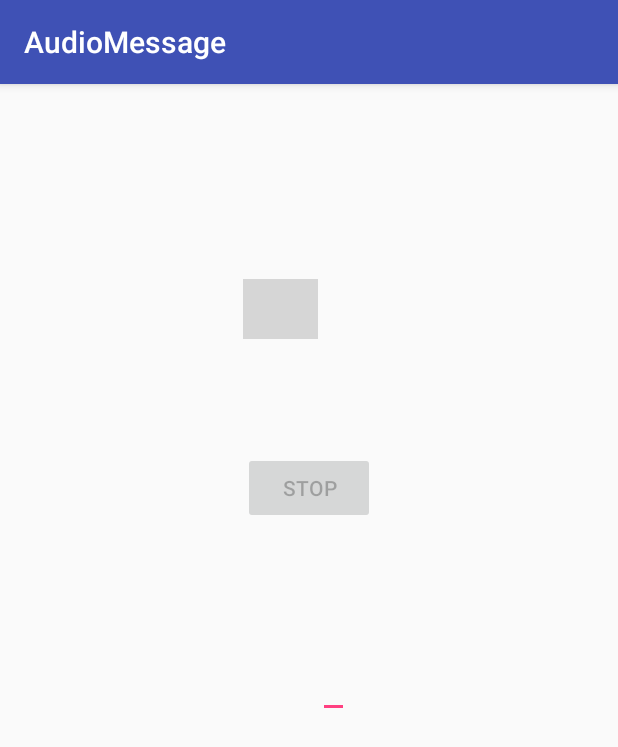
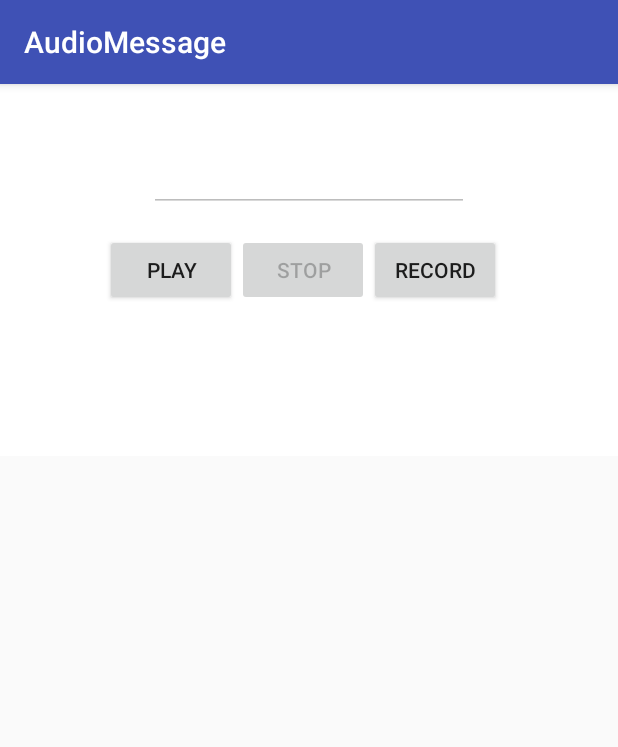
Before and after one commit to sandlacharme/AudioMessage, an Android app: the screen it shows after launch (MainActivity), on a phone screen of 412 x 824 dp. Shown: the top 747 px of the screen. Run offline under Robolectric (Android 15) with nearby library versions, the phone set to English and light mode, and no system bars; grey boxes are pictures that could not be loaded.

Commit message:
Version fonctionnelle avec enregistrement et play audio

```diff
--- a/app/src/main/AndroidManifest.xml
+++ b/app/src/main/AndroidManifest.xml
@@ -3,7 +3,7 @@
     package="com.gsma.services.rcs" >
     <uses-permission android:name="android.permission.WRITE_EXTERNAL_STORAGE"/>
     <uses-permission android:name="android.permission.RECORD_AUDIO" />
-
+    <uses-permission android:name="android.permission.WAVE_LOCK" />
     <application
         android:allowBackup="true"
         android:icon="@mipmap/ic_launcher"
--- a/app/src/main/java/com/gsma/services/MainActivity.java
+++ b/app/src/main/java/com/gsma/services/MainActivity.java
@@ -1,29 +1,32 @@
 package com.gsma.services.rcs;
 
-import android.media.MediaRecorder;
+import android.media.MediaPlayer;
 import android.os.Environment;
 import android.support.v7.app.AppCompatActivity;
 import android.os.Bundle;
 import android.util.Log;
 import android.view.View;
 import android.widget.Button;
+import android.widget.EditText;
 import android.widget.Toast;
 //import android
 
-import com.gsma.services.DurationListener;
+import com.gsma.services.FileDialog;
+import com.gsma.services.RCSMediaPlayer;
 import com.gsma.services.RCSRecorder;
-import com.gsma.services.RecordEventManager;
 
-import java.io.IOException;
+import java.io.File;
 
 public class MainActivity extends AppCompatActivity {
 
     Button brecord;
     Button bplay;
     Button bstop;
-    RCSRecorder record;
-
-
+    EditText chrono;
+    boolean recording = false;
+    AppCompatActivity app;
+    final static  RCSMediaPlayer player = new  RCSMediaPlayer();
+    final static   RCSRecorder record = new RCSRecorder();
     /**
      * Event called when record duration is reached
      */
@@ -37,34 +40,28 @@ public class MainActivity extends AppCompatActivity {
     @Override
     protected void onCreate(Bundle savedInstanceState) {
         super.onCreate(savedInstanceState);
+        app=this;
         setContentView(R.layout.activity_main);
-         record= new RCSRecorder(this);
         Log.w("RCS", "Path " + Environment.getExternalStorageDirectory().getAbsolutePath());
         //recorder = record;
-        //bplay=(Button)findViewById(R.id.button3);
-         bstop=(Button)findViewById(R.id.buttonStop);
-         brecord=(Button)findViewById(R.id.buttonRecord);
-         bstop.setEnabled(false);
-       /* ActionListener monActionListener = new ActionListener() {
-            public void actionPerformed(ActionEvent e) {
-                System.out.println("bouton cliqué");
-            }
-        };*/
+        bplay = (Button) findViewById(R.id.buttonPlay);
+        bstop = (Button) findViewById(R.id.buttonStop);
+        brecord = (Button) findViewById(R.id.buttonRecord);
+        chrono = (EditText) findViewById(R.id.chronometer);
+        bstop.setEnabled(false);
         brecord.setOnClickListener(new View.OnClickListener() {
             @Override
             public void onClick(View v) {
-                // Record audioFile
-
                 try {
-
+                    bstop.setEnabled(true);
                     record.launchRecord();
-                    bstop.setEnabled(true);
+                    recording = true;
                 } catch (Exception e) {
                     // TODO Auto-generated catch block
                     e.printStackTrace();
                 }
-
                 brecord.setEnabled(false);
+                bplay.setEnabled(true);
                 Toast.makeText(getApplicationContext(), "Recording started", Toast.LENGTH_LONG).show();
             }
 
@@ -74,17 +71,59 @@ public class MainActivity extends AppCompatActivity {
             @Override
             public void onClick(View v) {
 
-                record.stopRecord();
+                if (recording) {
+                    record.stopRecord();
+                    recording = false;
+                    Toast.makeText(getApplicationContext(), "Audio recorded successfully", Toast.LENGTH_LONG).show();
+                }
+
+                if (!brecord.isEnabled()) brecord.setEnabled(true);
+                if (!bplay.isEnabled()) bplay.setEnabled(true);
+                if (!bstop.isEnabled()) bstop.setEnabled(true);
+            }
+        });
+
+        bplay.setOnClickListener(new View.OnClickListener() {
+            @Override
+            public void onClick(View v) {
+                //Get the file from a list or the last record
+
+               // player.play("/sdcard/audiorecords/recording7624.3gp");
+                File mPath = new File ("/sdcard/audiorecords/");
+                final String filePath;
+                FileDialog fileDialog = new FileDialog(app,mPath);
+                fileDialog.setFileEndsWith(".3gp");
+                fileDialog.addFileListener(new FileDialog.FileSelectedListener() {
+                    public void fileSelected(File file) {
+                        Log.d(getClass().getName(), "selected file " + file.toString());
+                        try {
+                            //if (brecord.isEnabled()) brecord.setEnabled(false);
+                            //if (bplay.isEnabled()) bplay.setEnabled(false);
+                             player.play(file.toString());
+                            Log.w("RCSMEDIAPLAYER FILE TO PLAY", "/sdcard/audiorecords/" + file.toString());
+                        } catch (Exception e) {
+                        }
+                    }
+                });
+                fileDialog.showDialog();
+                //TODO Display duration
                 brecord.setEnabled(true);
-                bstop.setEnabled(false);
-                //bplay.setEnabled(true);
+                bstop.setEnabled(true);
+                bplay.setEnabled(true);
+            }
+        });
 
-                Toast.makeText(getApplicationContext(), "Audio recorded successfully", Toast.LENGTH_LONG).show();
-            }
 
-        });
+    }
+
+    @Override
+    protected void onStop() {
+        super.onStop();
+        player.release();
+        record.release();
 
     }
 
 
+
 }
--- a/app/src/main/java/com/gsma/services/RCSRecorder.java
+++ b/app/src/main/java/com/gsma/services/RCSRecorder.java
@@ -13,11 +13,9 @@ import java.io.IOException;
 
 public class RCSRecorder extends MediaRecorder{
 
-    public void setMaxaudioDuration(long maxaudioDuration) {
-        this.maxaudioDuration = maxaudioDuration;
-    }
 
-    private long maxaudioDuration=100000;
+    //
+    private final long MAX_AUDIO_DURATION=100000;
 
     public String getOutputFile() {
         return outputFile;
@@ -29,42 +27,58 @@ public class RCSRecorder extends MediaRecorder{
     }
 
     private String outputFile = null;
-    MediaRecorder currentRecord = null;
+     MediaRecorder  currentRecord = null;
 
+    public String getLastRecord() {
+        return lastRecord;
+    }
 
-    public RCSRecorder(final AppCompatActivity app)
+    public static  String lastRecord;
+
+    public RCSRecorder()
     {
 
         currentRecord=new MediaRecorder();
-        currentRecord.reset();
-        currentRecord.setAudioSource(MediaRecorder.AudioSource.VOICE_COMMUNICATION);
+       // currentRecord.reset();
+
+
+
+    }
+
+
+    public void init()
+    {
+        currentRecord.setAudioSource(AudioSource.VOICE_COMMUNICATION);
         currentRecord.setOutputFormat(MediaRecorder.OutputFormat.THREE_GPP);
-        currentRecord.setAudioEncoder(MediaRecorder.AudioEncoder.DEFAULT);
-        ;
+        currentRecord.setAudioEncoder(AudioEncoder.DEFAULT);
+
         //recorder.setAudioEncoder(MediaRecorder.AudioEncoder.AAC);
-        //  currentRecord.setAudioEncoder(MediaRecorder.getAudioSourceMax());
+        //currentRecord.setAudioEncoder(MediaRecorder.getAudioSourceMax());
         randomFilename();
+
         currentRecord.setOutputFile(outputFile);
-        currentRecord.setMaxDuration((int)maxaudioDuration); // 10 seconds
+        currentRecord.setMaxDuration((int)MAX_AUDIO_DURATION); // 10 seconds
         currentRecord.setOnInfoListener(new OnInfoListener() {
             @Override
             public void onInfo(MediaRecorder mr, int what, int extra) {
                 if (what == MediaRecorder.MEDIA_RECORDER_INFO_MAX_DURATION_REACHED) {
                     Log.v("VIDEOCAPTURE", "Maximum Duration Reached");
                     mr.stop();
-                    mr.release();
+                    mr.reset();
 
                 }
             }
         });
+    }
 
-
-    }
     public void launchRecord ()
     {
         try {
-        currentRecord.prepare();
-        currentRecord.start();
+
+            init();
+            currentRecord.prepare();
+            currentRecord.start();
+
         }
 
         catch (IllegalStateException e) {
@@ -88,7 +102,8 @@ public class RCSRecorder extends MediaRecorder{
         } finally {
 
             currentRecord.reset();
-            currentRecord.release();
+            //currentRecord.release();
+            lastRecord=outputFile;
         }
 
 
@@ -113,17 +128,13 @@ public class RCSRecorder extends MediaRecorder{
         Log.w(" File path and name ",outputFile);
     }
 
-    public long getAudioDuration()
+    public final long getMaxAudioDuration()
     {
-
-
-
-    }
-    public long getMaxAudioDuration()
-    {
-        return maxaudioDuration;
+        return this.MAX_AUDIO_DURATION;
 
 
     }
 
+
+
 }
--- a/app/src/main/res/layout/activity_main.xml
+++ b/app/src/main/res/layout/activity_main.xml
@@ -1,36 +1,50 @@
 <?xml version="1.0" encoding="utf-8"?>
-<RelativeLayout xmlns:android="http://schemas.android.com/apk/res/android"
-    xmlns:tools="http://schemas.android.com/tools" android:layout_width="match_parent"
-    android:layout_height="match_parent" android:paddingLeft="@dimen/activity_horizontal_margin"
-    android:paddingRight="@dimen/activity_horizontal_margin"
-    android:paddingTop="@dimen/activity_vertical_margin"
-    android:paddingBottom="@dimen/activity_vertical_margin" tools:context=".MainActivity">
+<LinearLayout xmlns:android="http://schemas.android.com/apk/res/android"
+    android:orientation="vertical"
+    xmlns:tools="http://schemas.android.com/tools"
+    android:layout_height="fill_parent"
+    android:layout_width="fill_parent">
 
-    <ImageButton
-        android:layout_width="50dp"
-        android:layout_height="40dp"
-        android:text="Record"
-        android:id="@+id/buttonRecord"
-        android:src="@drawable/record"
-        android:layout_marginTop="114dp"
-        android:layout_alignParentTop="true"
-        android:layout_alignStart="@+id/buttonStop" />
 
-    <Button
-        android:layout_width="wrap_content"
+    <RelativeLayout
+        android:id="@+id/relativeLayout1"
+        android:layout_width="fill_parent"
         android:layout_height="wrap_content"
-        android:text="Stop"
-        android:id="@+id/buttonStop"
-        android:layout_marginTop="75dp"
-        android:layout_below="@+id/buttonRecord"
-        android:layout_centerHorizontal="true" />
+        android:background="@android:color/white" >
 
-    <EditText
-        android:layout_width="wrap_content"
-        android:layout_height="wrap_content"
-        android:id="@+id/editText"
-        android:layout_below="@+id/buttonStop"
-        android:layout_toEndOf="@+id/buttonRecord"
-        android:layout_marginTop="84dp" />
+        <Button android:layout_width="wrap_content"
+            android:layout_height="wrap_content"
+            android:text="Stop"
+            android:id="@+id/buttonStop"
+            android:layout_toRightOf="@+id/buttonPlay"
+            android:layout_centerVertical="true" />
 
-</RelativeLayout>
+        <Button android:layout_width="wrap_content"
+            android:layout_height="wrap_content"
+            android:text="Play"
+            android:id="@+id/buttonPlay"
+            android:layout_marginLeft="70dp"
+            android:layout_centerVertical="true"
+            android:layout_marginTop="200dp"/>
+
+        <Button android:layout_width="wrap_content"
+            android:layout_height="wrap_content"
+            android:text="Record"
+            android:id="@+id/buttonRecord"
+            android:layout_toRightOf="@id/buttonStop"
+            android:layout_centerHorizontal="true"
+            android:layout_centerVertical="true"/>
+
+        <EditText android:layout_width="wrap_content"
+            android:layout_height="wrap_content"
+            android:id="@+id/chronometer"
+            android:editable="false"
+            android:enabled="false"
+            android:inputType="text"
+            android:ems="10"
+            android:layout_centerHorizontal="true"
+            android:layout_marginTop="40dp"/>
+
+
+    </RelativeLayout>
+</LinearLayout>
--- a/app/src/main/res/values/refs.xml
+++ b/app/src/main/res/values/refs.xml
@@ -1,4 +1,4 @@
 <?xml version="1.0" encoding="utf-8"?>
 <resources>
-    <drawable name="record_button" />
+
 </resources>
```
Also changed, not shown: app/src/main/java/com/gsma/services/FileDialog.java (added, +180 -0 lines), app/src/main/java/com/gsma/services/RCSMediaPlayer.java (added, +91 -0 lines), app/src/main/java/com/gsma/services/RCSPlayer.java (deleted, +0 -32 lines), app/src/main/java/com/gsma/services/RecordEventManager.java (deleted, +0 -7 lines), 2 other files.
